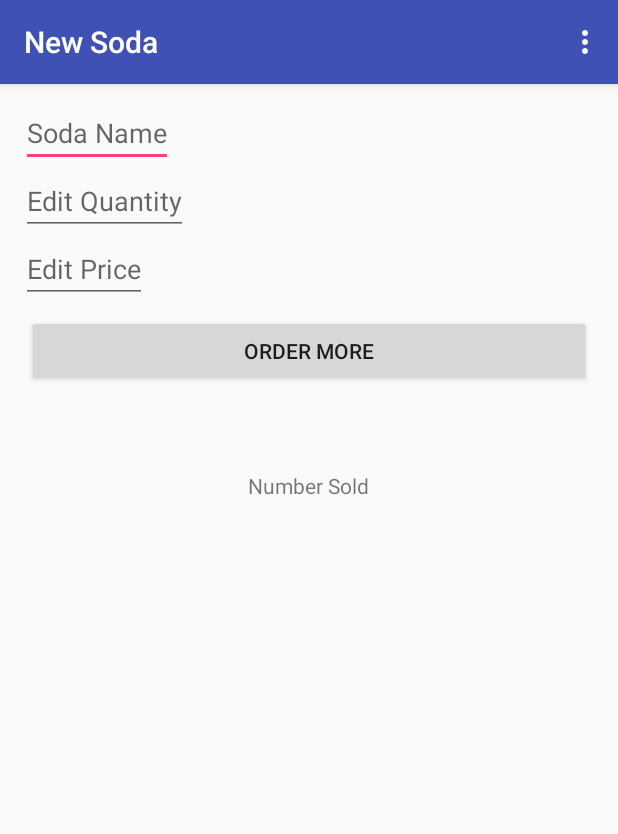
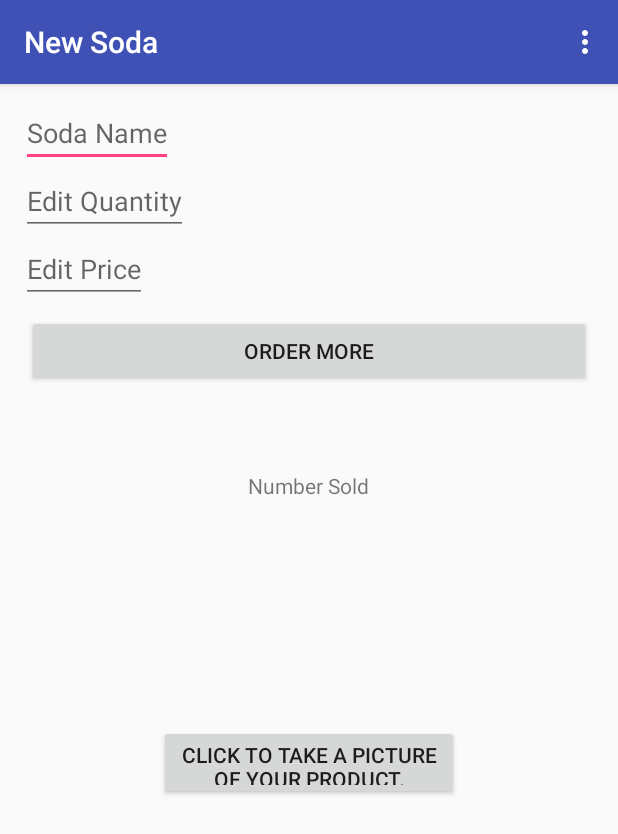
Before and after one commit to Marsha331/SodaInventory, an Android app: the EditorActivity screen opened directly, with no data from a screen before it, on a phone screen of 412 x 824 dp. Shown: the top 834 px of the screen. Run offline under Robolectric (Android 15) with nearby library versions, the phone set to English and light mode, and no system bars.

Commit message:
Made code review changes

```diff
--- a/app/src/main/AndroidManifest.xml
+++ b/app/src/main/AndroidManifest.xml
@@ -1,7 +1,8 @@
 <?xml version="1.0" encoding="utf-8"?>
 <manifest xmlns:android="http://schemas.android.com/apk/res/android"
     package="net.swallowsnest.sodainventory">
-
+    <uses-feature android:name="android.hardware.camera"
+        android:required="true" />
     <application
         android:allowBackup="true"
         android:icon="@mipmap/ic_launcher"
--- a/app/src/main/res/layout/activity_editor.xml
+++ b/app/src/main/res/layout/activity_editor.xml
@@ -23,7 +23,7 @@
         android:layout_height="wrap_content"
         android:orientation="horizontal">
 
-        <!-- Input fields -->
+
         <LinearLayout
             android:layout_width="0dp"
             android:layout_height="wrap_content"
@@ -39,7 +39,6 @@
                 android:hint="Soda Name"
                 android:inputType="textCapWords" />
 
-            <!-- Breed field -->
             <EditText
                 android:id="@+id/edit_soda_quantity"
                 android:layout_width="wrap_content"
@@ -47,7 +46,6 @@
                 android:hint="Edit Quantity"
                 android:inputType="number" />
 
-            <!-- Breed field -->
             <EditText
                 android:id="@+id/edit_soda_price"
                 android:layout_width="wrap_content"
@@ -57,15 +55,12 @@
         </LinearLayout>
     </LinearLayout>
 
-
-    <!-- Measurement category -->
     <LinearLayout
         android:id="@+id/soda_price_add"
         android:layout_width="match_parent"
         android:layout_height="wrap_content"
         android:orientation="horizontal">
 
-        <!-- Input fields -->
         <LinearLayout
             android:layout_width="0dp"
             android:layout_height="wrap_content"
@@ -115,8 +110,24 @@
                     android:text="Number Sold" />
 
             </LinearLayout>
-
-
         </LinearLayout>
     </LinearLayout>
+    <RelativeLayout
+        android:layout_width="wrap_content"
+        android:layout_height="wrap_content"
+        android:layout_gravity="center">
+
+        <ImageView
+            android:layout_width="150dp"
+            android:layout_height="150dp"
+            android:id="@+id/pic_here"/>
+    <Button
+        android:layout_width="200dp"
+        android:layout_height="50dp"
+        android:id="@+id/take_a_photo"
+        android:text="@string/take_photo"
+        android:onClick="dispatchTakePictureIntent"
+        android:layout_below="@id/pic_here"
+        />
+    </RelativeLayout>
 </LinearLayout>
--- a/app/src/main/res/layout/activity_main.xml
+++ b/app/src/main/res/layout/activity_main.xml
@@ -56,7 +56,7 @@
             android:layout_centerHorizontal="true"
             android:fontFamily="sans-serif"
             android:paddingTop="8dp"
-            android:text=""
+            android:text="@string/empty_view_subtitle"
             android:textAppearance="?android:textAppearanceSmall"
             android:textColor="#A2AAB0"/>
     </RelativeLayout>
--- a/app/src/main/res/menu/menu_editor.xml
+++ b/app/src/main/res/menu/menu_editor.xml
@@ -26,13 +26,4 @@
         android:title="@string/action_delete"
         app:showAsAction="never" />
 
-    <item
-        android:id="@+id/action_sell"
-        android:title="@string/action_sell"
-        app:showAsAction="never" />
-
-    <item
-        android:id="@+id/action_get"
-        android:title="@string/action_get"
-        app:showAsAction="never" />
 </menu>
--- a/app/src/main/res/values/strings.xml
+++ b/app/src/main/res/values/strings.xml
@@ -1,6 +1,7 @@
 <resources>
     <string name="app_name">SodaInventory</string>
     <string name="empty_view_title_text">Looks like you need more soda! </string>
+    <string name="empty_view_subtitle">Click the Add Soda button to start.</string>
     <string name="unknown_price">Unknown price. </string>
     <string name="editor_activity_title_new_soda">New Soda</string>
     <string name="editor_activity_title_edit_soda">Edit Soda</string>
@@ -23,7 +24,6 @@
     <string name="cancel">Cancel</string>
     <string name="soda_order_for">Order More Soda</string>
     <string name="fewer_than_one">You cannot have fewer than one soda.</string>
-
-
+    <string name="take_photo">Click to take a picture of your product. </string>
 
 </resources>
```
Also changed, not shown: app/src/main/java/net/swallowsnest/sodainventory/EditorActivity.java (+27 -29 lines), app/src/main/java/net/swallowsnest/sodainventory/MainActivity.java (+1 -22 lines), app/src/main/java/net/swallowsnest/sodainventory/SodaCursorAdapter.java (+25 -7 lines), app/src/main/res/layout/list_item.xml (+9 -1 lines).
